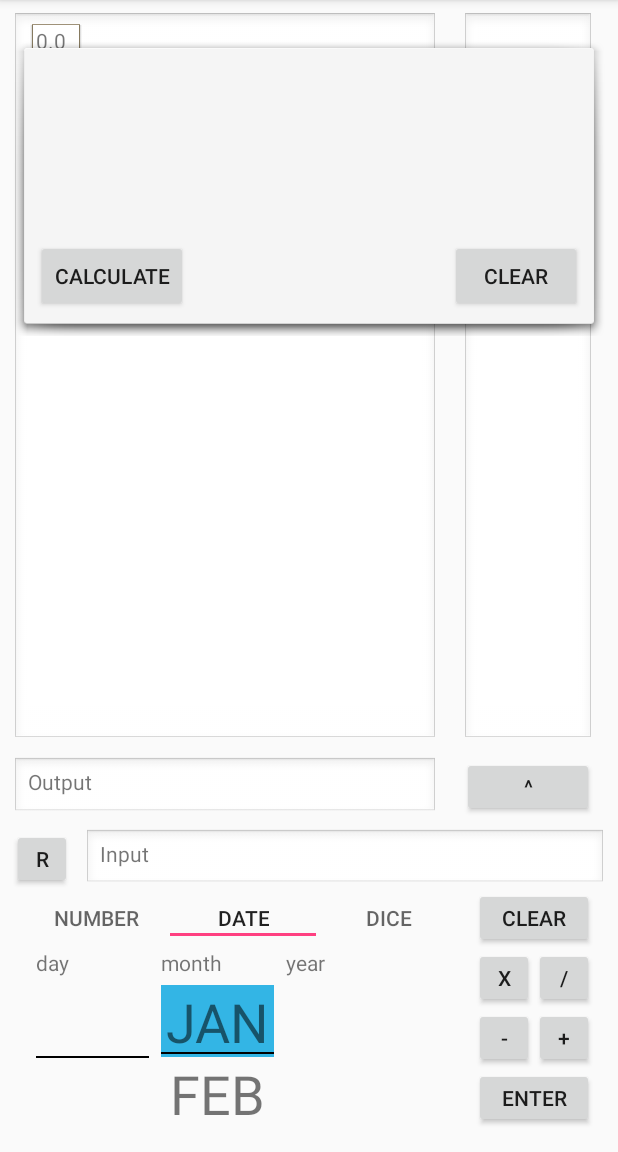
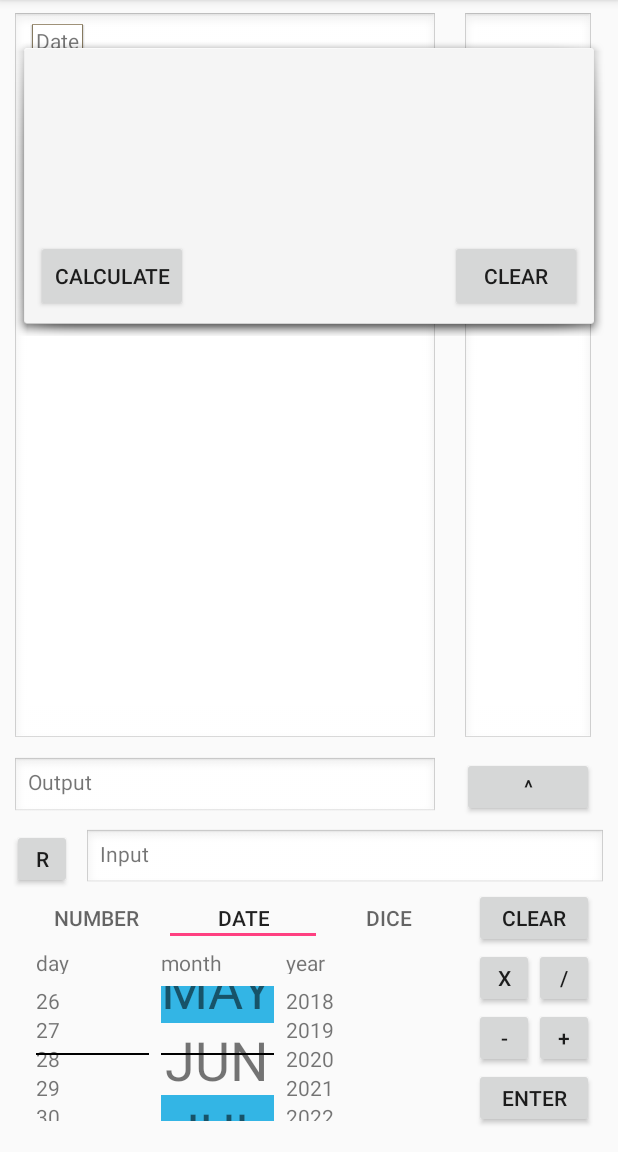
Before and after one commit to rogersai/aiCalc, an Android app: the screen it shows after launch (MainActivity), tab 2 chosen, on a phone screen of 412 x 824 dp, the part 84-1236 px from its top. Run offline under Robolectric (Android 15) with nearby library versions, the phone set to English and light mode, and no system bars; our stand-ins replace Dagger/Hilt's generated code; libraries missing offline, so code that uses them is left out: com.j256.ormlite; 1 statement that could not run was skipped.

Commit message:
Date parsing implemented

```diff
--- a/app/src/main/java/com/rogersai/aicalc/Evaluator.java
+++ b/app/src/main/java/com/rogersai/aicalc/Evaluator.java
@@ -1,5 +1,6 @@
 package com.rogersai.aicalc;
 
+import com.rogersai.aicalc.backend.evaluator.Caster;
 import com.rogersai.aicalc.backend.evaluator.EvaluatorModule;
 import com.rogersai.aicalc.backend.evaluator.InputEvaluator;
 
@@ -11,4 +12,5 @@ import dagger.Component;
 @Component(modules = EvaluatorModule.class)
 public interface Evaluator {
     InputEvaluator input();
+    Caster caster();
 }
--- a/app/src/main/java/com/rogersai/aicalc/MainActivity.java
+++ b/app/src/main/java/com/rogersai/aicalc/MainActivity.java
@@ -4,38 +4,23 @@ import android.support.constraint.ConstraintLayout;
 import android.support.v4.app.Fragment;
 import android.support.v4.app.FragmentManager;
 import android.support.v4.app.FragmentTransaction;
-import android.support.v4.view.ViewPager;
 import android.support.v7.app.AppCompatActivity;
 import android.os.Bundle;
-import android.view.LayoutInflater;
 import android.view.View;
-import android.view.ViewGroup;
 import android.widget.Button;
 import android.widget.LinearLayout;
 
-import com.rogersai.aicalc.atominput.AtomBackend;
+import com.rogersai.aicalc.backend.CalcBackend;
 import com.rogersai.aicalc.atominput.AtomFragment;
-import com.rogersai.aicalc.backend.CalcBackend;
-import com.rogersai.aicalc.cloud.CloudBackend;
 import com.rogersai.aicalc.cloud.CloudFragment;
-import com.rogersai.aicalc.register.RegisterBackend;
 import com.rogersai.aicalc.register.RegisterFragment;
-import com.rogersai.aicalc.symbol.atom.Atom;
 
 
 public class MainActivity extends AppCompatActivity {
     private CalcBackend calc;
-    private AtomFragment atomFragment;
-    private CloudFragment cloudFragment;
-    private RegisterFragment registerFragment;
     private FragmentManager fm;
 
     private LinearLayout tapeStripLayout;
-    private Button toTapeButton, toRegisterButton;
-
-    private Button buttonMultiply, buttonDivide, buttonSubtract, buttonAdd, buttonEnter, buttonClear;
-
-    private ViewPager viewPager;
 
 
     @Override
@@ -46,16 +31,76 @@ public class MainActivity extends AppCompatActivity {
         calc = CalcBackend.newInstance(this);
         fm = getSupportFragmentManager();
 
-        toTapeButton = findViewById(R.id.toTapeButton);
-        toRegisterButton = findViewById(R.id.buttonInputToRegister);
+        setupOperatorPad();
+        setupTape();
+
+        findViewById(R.id.mainLayout).setOnTouchListener(new OnSwipeTouchListener(getApplicationContext()){
+            @Override
+            public void onSwipeLeft() {
+                findViewById(R.id.registerContainer).setVisibility(View.GONE);
+            }
+            @Override
+            public void onSwipeRight() {
+                findViewById(R.id.registerContainer).setVisibility(View.VISIBLE);
+            }
+        });
+
+        CloudFragment cloudFragment = CloudFragment.getInstance();
+        RegisterFragment registerFragment = RegisterFragment.getInstance();
+        AtomFragment atomFragment = AtomFragment.getInstance();
+
+        FragmentTransaction fragmentTransaction = fm.beginTransaction();
+
+        ConstraintLayout cloudContainer = findViewById(R.id.cloudContainer);
+        fragmentTransaction.add(cloudContainer.getId(), cloudFragment, "cloudLayout");
+
+        ConstraintLayout registerContainer = findViewById(R.id.registerContainer);
+        fragmentTransaction.add(registerContainer.getId(), registerFragment, "registerLayout");
+
+        ConstraintLayout tabContainer = findViewById(R.id.tabContainer);
+        fragmentTransaction.add(tabContainer.getId(), atomFragment, "tabLayout");
+
+        fragmentTransaction.commit();
+
+        calc.setCloud(cloudFragment.getCloudBackend());
+        calc.setRegister(registerFragment.getRegisterBackend());
+        calc.setAtomBackend(atomFragment.getAtomBackend());
+
+    }
+    protected void setupTape(){
+        Button toTapeButton = findViewById(R.id.toTapeButton);
+        Button toRegisterButton = findViewById(R.id.buttonInputToRegister);
         tapeStripLayout = findViewById(R.id.tapeStripLayout);
 
-        buttonMultiply = findViewById(R.id.buttonMultiply);
-        buttonDivide= findViewById(R.id.buttonDivide);
-        buttonSubtract= findViewById(R.id.buttonSubtract);
-        buttonAdd= findViewById(R.id.buttonAdd);
-        buttonEnter= findViewById(R.id.buttonEnter);
-        buttonClear= findViewById(R.id.buttonClear);
+        toTapeButton.setOnClickListener(new View.OnClickListener() {
+            @Override
+            public void onClick(View v) {
+                int itemID = 0;
+                FragmentTransaction fragmentTransaction = fm.beginTransaction();
+                Fragment tapeItem= TapeLayoutItem.newInstance(calc.reportInput());
+                if(tapeItem.getArguments() != null) {
+                    itemID = tapeItem.getArguments().getInt("itemID");
+                }
+                System.out.println("tape" + itemID + " added");
+                fragmentTransaction.add(tapeStripLayout.getId(), tapeItem, "tape" + itemID);
+                fragmentTransaction.commit();
+            }
+        });
+
+        toRegisterButton.setOnClickListener(new View.OnClickListener() {
+            @Override
+            public void onClick(View v) {
+                calc.registerInput();
+            }
+        });
+    }
+    protected void setupOperatorPad() {
+        Button buttonMultiply = findViewById(R.id.buttonMultiply);
+        Button buttonDivide = findViewById(R.id.buttonDivide);
+        Button buttonSubtract = findViewById(R.id.buttonSubtract);
+        Button buttonAdd = findViewById(R.id.buttonAdd);
+        Button buttonEnter = findViewById(R.id.buttonEnter);
+        Button buttonClear = findViewById(R.id.buttonClear);
 
         buttonMultiply.setOnClickListener(new View.OnClickListener() {
             @Override
@@ -93,60 +138,6 @@ public class MainActivity extends AppCompatActivity {
                 calc.clear();
             }
         });
-        toTapeButton.setOnClickListener(new View.OnClickListener() {
-            @Override
-            public void onClick(View v) {
-                int itemID = 0;
-                FragmentTransaction fragmentTransaction = fm.beginTransaction();
-                Fragment tapeItem= TapeLayoutItem.newInstance(calc.reportInput());
-                if(tapeItem.getArguments() != null) {
-                    itemID = tapeItem.getArguments().getInt("itemID");
-                }
-                System.out.println("tape" + itemID + " added");
-                fragmentTransaction.add(tapeStripLayout.getId(), tapeItem, "tape" + itemID);
-                fragmentTransaction.commit();
-            }
-        });
-        toRegisterButton.setOnClickListener(new View.OnClickListener() {
-            @Override
-            public void onClick(View v) {
-                calc.registerInput();
-            }
-        });
-        findViewById(R.id.mainLayout).setOnTouchListener(new OnSwipeTouchListener(getApplicationContext()){
-            @Override
-            public void onSwipeLeft() {
-                findViewById(R.id.registerContainer).setVisibility(View.GONE);
-            }
-            @Override
-            public void onSwipeRight() {
-                findViewById(R.id.registerContainer).setVisibility(View.VISIBLE);
-            }
-        });
-        cloudFragment = CloudFragment.getInstance();
-        registerFragment = RegisterFragment.getInstance();
-        atomFragment = AtomFragment.getInstance();
-
-        FragmentTransaction fragmentTransaction = fm.beginTransaction();
-
-        ConstraintLayout cloudContainer = (ConstraintLayout) findViewById(R.id.cloudContainer);
-        Fragment cf = (Fragment) cloudFragment;
-        fragmentTransaction.add(cloudContainer.getId(), cf, "cloudLayout");
-
-        ConstraintLayout registerContainer = (ConstraintLayout) findViewById(R.id.registerContainer);
-        Fragment rf = (Fragment) registerFragment;
-        fragmentTransaction.add(registerContainer.getId(), rf, "registerLayout");
-
-        ConstraintLayout tabContainer = (ConstraintLayout) findViewById(R.id.tabContainer);
-        Fragment af = (Fragment) atomFragment;
-        fragmentTransaction.add(tabContainer.getId(), af, "tabLayout");
-
-        fragmentTransaction.commit();
-
-        calc.setCloud(cloudFragment.getCloudBackend());
-        calc.setRegister(registerFragment.getRegisterBackend());
-        calc.setAtomBackend(atomFragment.getAtomBackend());
-
     }
 
 }
--- a/app/src/main/java/com/rogersai/aicalc/atominput/DateAtomTab.java
+++ b/app/src/main/java/com/rogersai/aicalc/atominput/DateAtomTab.java
@@ -2,6 +2,10 @@ package com.rogersai.aicalc.atominput;
 
 import android.graphics.Rect;
 import android.os.Bundle;
+import android.support.constraint.ConstraintLayout;
+import android.support.v4.app.Fragment;
+import android.support.v4.app.FragmentManager;
+import android.support.v4.app.FragmentTransaction;
 import android.view.LayoutInflater;
 import android.view.View;
 import android.view.ViewGroup;
@@ -15,14 +19,28 @@ import com.rogersai.aicalc.AtomTab;
 import com.rogersai.aicalc.CloudGenerator;
 import com.rogersai.aicalc.R;
 import com.rogersai.aicalc.backend.CalcBackend;
+import com.rogersai.aicalc.symbol.atom.DateAtom;
 
+import org.w3c.dom.Text;
+
+import java.time.LocalDate;
+import java.time.ZoneId;
 import java.util.ArrayList;
+import java.util.Calendar;
+import java.util.Date;
+import java.util.GregorianCalendar;
 
 public class DateAtomTab extends AtomTab implements CloudGenerator{
     private CalcBackend calc;
+    private FragmentManager fm;
 
-    private ScrollView monthPicker;
-    private LinearLayout monthList;
+    private ScrollView dayPicker, monthPicker, yearPicker;
+
+    private LinearLayout dayList, monthList, yearList;
+
+    private TextView dayView, monthView, yearView;
+
+    private ConstraintLayout dateViewLayout;
 
     private static DateAtomTab instance;
 //    private TextView inputView, outputView;
@@ -38,26 +56,126 @@ public class DateAtomTab extends AtomTab implements CloudGenerator{
     @Override
     public View onCreateView(LayoutInflater inflater, ViewGroup container, Bundle savedInstanceState) {
         View view = inflater.inflate(R.layout.date_atom_tab, container, false) ;
+
+        fm = getActivity().getSupportFragmentManager();
+
+        dayPicker = view.findViewById(R.id.dayPicker);
         monthPicker = view.findViewById(R.id.monthPicker);
+        yearPicker = view.findViewById(R.id.yearPicker);
+
+        dayList = view.findViewById(R.id.dayList);
         monthList = view.findViewById(R.id.monthList);
+        yearList = view.findViewById(R.id.yearList);
 
+        dayView = view.findViewById(R.id.dayView);
+        monthView = view.findViewById(R.id.monthView);
+        yearView = view.findViewById(R.id.yearView);
+
+        dateViewLayout = view.findViewById(R.id.dateViewLayout);
+
+        dayList.setOnClickListener(new View.OnClickListener() {
+            @Override
+            public void onClick(View v) {
+                String selected = getSelectedSpinnerItem(dayList, dayPicker);
+                dayView.setText(selected);
+
+            }
+        });
+        monthList.setOnClickListener(new View.OnClickListener() {
+            @Override
+            public void onClick(View v) {
+                String selected = getSelectedSpinnerItem(monthList, monthPicker);
+                monthView.setText(selected);
+
+            }
+        });
+        yearList.setOnClickListener(new View.OnClickListener() {
+            @Override
+            public void onClick(View v) {
+                String selected = getSelectedSpinnerItem(yearList, yearPicker);
+                yearView.setText(selected);
+
+            }
+        });
+        dateViewLayout.setOnClickListener(new View.OnClickListener() {
+            @Override
+            public void onClick(View v) {
+                input();
+            }
+        });
         calc = CalcBackend.getInstance();
+
+        initialize();
 
         return view;
     }
 
+    private void initialize() {
+        final GregorianCalendar gc = new GregorianCalendar();
+
+        for (int i = 1; i < 32; i++) {
+            TextView dayView = new TextView(getContext());
+            dayView.setText(Integer.toString(i));
+            dayList.addView(dayView);
+        }
+
+        dayList.measure(ViewGroup.LayoutParams.WRAP_CONTENT, ViewGroup.LayoutParams.WRAP_CONTENT);
+        System.out.println("Daylist height: " + dayList.getMeasuredHeight());
+//        System.out.println("Scroll to: " + Math.round( (float) day / 30.0f * dayList.getMeasuredHeight()));
+//        dayPicker.scrollTo(0, Math.round(dayList.getY() + dayList.getMeasuredHeight() /2) );
+        dayPicker.post(new Runnable() {
+            @Override
+            public void run() {
+                int day = gc.get(gc.DAY_OF_MONTH);
+                dayPicker.scrollTo(0, Math.round( (float) day / 31.0f * dayList.getMeasuredHeight()));
+            }
+        });
+//        for (int i = 0; i < 3000; i++) {
+//            TextView monthView = new TextView(getContext());
+//            monthView.setText(Integer.toString(i));
+//            monthList.addView(monthView);
+//        }
+        monthPicker.post(new Runnable() {
+            @Override
+            public void run() {
+                int month = gc.get(gc.MONTH);
+                monthPicker.scrollTo(0, Math.round( month / 12.0f *  monthList.getMeasuredHeight() ));
+            }
+        });
+
+
+        int year = gc.get(gc.YEAR);
+        for (int i = year - 100; i < year + 100; i++) {
+            TextView yearView = new TextView(getContext());
+            yearView.setText(Integer.toString(i));
+            yearList.addView(yearView);
+        }
+        yearPicker.post(new Runnable() {
+            @Override
+            public void run() {
+                yearPicker.scrollTo(0, Math.round( yearList.getMeasuredHeight() / 2));
+            }
+        });
+    }
     @Override
     public ArrayList<String> generateCloudItems() {
         ArrayList<String> cloudList = new ArrayList<>();
         cloudList.add("Date");
-        System.out.println(getSelectedMonth());
+        System.out.print(getSelectedSpinnerItem(dayList, dayPicker));
+        System.out.print(getSelectedSpinnerItem(monthList, monthPicker));
+        System.out.println(getSelectedSpinnerItem(yearList, yearPicker));
         return cloudList;
     }
 
-    private String getSelectedMonth() {
-        for(int i = 0; i < monthList.getChildCount(); i  ++){
-            if(isCenteredInView(monthList.getChildAt(i), monthPicker)) {
-                return ((TextView)monthList.getChildAt(i)).getText().toString();
+    public void input(){
+        String date = dayView.getText().toString() + monthView.getText().toString() + yearView.getText().toString();
+        calc.input(date);
+    }
+
+    private String getSelectedSpinnerItem(LinearLayout list, ScrollView scroll) {
+        for(int i = 0; i < list.getChildCount(); i  ++){
+            if(isCenteredInView(list.getChildAt(i), scroll)) {
+                return ((TextView)list.getChildAt(i)).getText().toString();
             }
         }
         return "ERR";
--- a/app/src/main/java/com/rogersai/aicalc/backend/CalcBackend.java
+++ b/app/src/main/java/com/rogersai/aicalc/backend/CalcBackend.java
@@ -160,7 +160,7 @@ public class CalcBackend extends Fragment{
     public void repopulateCloud() {
 //        try {
             clearCloud();
-//        inputTabsToCloud();
+        inputTabsToCloud();
             // TODO: Input Cloud
             outputToCloud();
 //        } catch (NullPointerException e) {
--- a/app/src/main/java/com/rogersai/aicalc/backend/evaluator/EvaluatorModule.java
+++ b/app/src/main/java/com/rogersai/aicalc/backend/evaluator/EvaluatorModule.java
@@ -10,4 +10,7 @@ public class EvaluatorModule {
     @Provides @Singleton static InputEvaluator provideInputEvaluator() {
         return new InputEvaluator();
     }
+    @Provides @Singleton static Caster provideCaster() {
+        return new Caster();
+    }
 }
--- a/app/src/main/java/com/rogersai/aicalc/backend/parser/AtomParser.java
+++ b/app/src/main/java/com/rogersai/aicalc/backend/parser/AtomParser.java
@@ -1,17 +1,59 @@
 package com.rogersai.aicalc.backend.parser;
 
 import com.rogersai.aicalc.symbol.atom.Atom;
+import com.rogersai.aicalc.symbol.atom.DateAtom;
 import com.rogersai.aicalc.symbol.atom.NumberAtom;
 
+import java.util.ArrayList;
+import java.util.Arrays;
+
 public class AtomParser {
+    public static final ArrayList<String> MONTHS = new ArrayList<>(Arrays.asList("NON", "JAN", "FEB", "MAR", "APR", "MAY", "JUN", "JUL", "AUG", "SEP", "OCT", "NOV", "DEC"));
+
     public Atom parse(String input){
-        double value = 0;
+        Atom atom = parseDate(input);
+        if (atom != null) {
+            return atom;
+        }
+        atom = parseNumber(input);
+        if (atom != null) {
+            return atom;
+        }
+        atom = new Atom();
+        return atom;
+    }
+
+    public NumberAtom parseNumber(String input) {
+        NumberAtom atom = null;
         try {
-            value = Double.parseDouble(input);
+            double value = Double.parseDouble(input);
+            atom = new NumberAtom(value);
         } catch(NumberFormatException e) {
-            System.out.println("Exception: " + e.getMessage());
+            System.out.println("Number parse Exception: " + e.getMessage());
         }
-        Atom atom  = new NumberAtom(value);
+        return atom;
+    }
+
+    public DateAtom parseDate(String input) {
+        //TODO: Finish implementation
+        DateAtom atom = null;
+        try {
+            if (input.matches("\\d{2}[a-zA-Z]{3}\\d{4}")){
+//                System.out.print("Successful date format match: ");
+                int day = Integer.parseInt(input.substring(0,2));
+//                System.out.print(day + " ");
+                String monthString = input.substring(2,5).toUpperCase();
+//                System.out.print(monthString + " ");
+                int month = MONTHS.indexOf(monthString);
+//                System.out.print(month + " ");
+                int year = Integer.parseInt(input.substring(5,9));
+//                System.out.println(year);
+
+                atom = new DateAtom(day, month, year);
+            }
+        } catch(NumberFormatException e) {
+            System.out.println("Date parse Exception: " + e.getMessage());
+        }
         return atom;
     }
 }
--- a/app/src/main/java/com/rogersai/aicalc/symbol/atom/NumberAtom.java
+++ b/app/src/main/java/com/rogersai/aicalc/symbol/atom/NumberAtom.java
@@ -10,12 +10,14 @@ public class NumberAtom extends Atom{
         super();
         type = "number";
         this.value = (double) value;
+//        System.out.println("Value: " + value);
     }
 
     public NumberAtom(double value) {
         super();
         type = "number";
         this.value = value;
+//        System.out.println("Value: " + value);
     }
 
     @Override
@@ -35,7 +37,9 @@ public class NumberAtom extends Atom{
         if (this == o) return true;
         if (o == null || getClass() != o.getClass()) return false;
         NumberAtom that = (NumberAtom) o;
-        return Double.compare(that.value, value) == 0;
+//        System.out.println("This: " + getValue());
+//        System.out.println("That: " + that.getValue());
+        return Double.compare(that.getValue(), getValue()) == 0;
     }
 
     @Override
--- a/app/src/main/res/layout/date_atom_tab.xml
+++ b/app/src/main/res/layout/date_atom_tab.xml
@@ -5,28 +5,15 @@
     android:layout_width="match_parent"
     android:layout_height="wrap_content">
 
-    <TextView
-        android:id="@+id/textView19"
-        android:layout_width="75dp"
-        android:layout_height="wrap_content"
-        android:layout_marginStart="8dp"
-        android:layout_marginTop="8dp"
-        android:text="year"
-        app:layout_constraintStart_toEndOf="@+id/textView18"
-        app:layout_constraintTop_toTopOf="parent" />
+    <android.support.constraint.ConstraintLayout
+        android:id="@+id/dateViewLayout"
+        android:layout_width="wrap_content"
+        android:layout_height="25dp"
+        app:layout_constraintStart_toStartOf="parent"
+        app:layout_constraintTop_toTopOf="parent">
 
         <TextView
-        android:id="@+id/textView18"
-        android:layout_width="75dp"
-        android:layout_height="wrap_content"
-        android:layout_marginStart="8dp"
-        android:layout_marginTop="8dp"
-        android:text="month"
-        app:layout_constraintStart_toEndOf="@+id/textView17"
-        app:layout_constraintTop_toTopOf="parent" />
-
-    <TextView
-        android:id="@+id/textView17"
+            android:id="@+id/dayView"
             android:layout_width="75dp"
             android:layout_height="wrap_content"
             android:layout_marginStart="8dp"
@@ -35,6 +22,27 @@
             app:layout_constraintStart_toStartOf="parent"
             app:layout_constraintTop_toTopOf="parent" />
 
+        <TextView
+            android:id="@+id/monthView"
+            android:layout_width="75dp"
+            android:layout_height="wrap_content"
+            android:layout_marginStart="8dp"
+            android:layout_marginTop="8dp"
+            android:text="month"
+            app:layout_constraintStart_toEndOf="@+id/dayView"
+            app:layout_constraintTop_toTopOf="parent" />
+
+        <TextView
+            android:id="@+id/yearView"
+            android:layout_width="75dp"
+            android:layout_height="wrap_content"
+            android:layout_marginStart="8dp"
+            android:layout_marginTop="8dp"
+            android:text="year"
+            app:layout_constraintStart_toEndOf="@+id/monthView"
+            app:layout_constraintTop_toTopOf="parent" />
+    </android.support.constraint.ConstraintLayout>
+
     <ScrollView
         android:id="@+id/dayPicker"
         android:layout_width="75dp"
@@ -42,7 +50,7 @@
         android:layout_marginStart="8dp"
         android:layout_marginTop="8dp"
         app:layout_constraintStart_toStartOf="parent"
-        app:layout_constraintTop_toBottomOf="@+id/textView17">
+        app:layout_constraintTop_toBottomOf="@+id/dateViewLayout">
 
         <LinearLayout
             android:id="@+id/dayList"
@@ -64,18 +72,55 @@
         app:layout_constraintStart_toStartOf="@+id/dayPicker"
         app:layout_constraintTop_toTopOf="@+id/dayPicker" />
 
+    <TextView
+        android:id="@+id/textView14"
+        android:layout_width="0dp"
+        android:layout_height="1dp"
+        android:layout_marginBottom="8dp"
+        android:layout_marginTop="8dp"
+        android:background="@android:color/black"
+        app:layout_constraintBottom_toBottomOf="@+id/monthPicker"
+        app:layout_constraintEnd_toEndOf="@+id/monthPicker"
+        app:layout_constraintHorizontal_bias="0.0"
+        app:layout_constraintStart_toStartOf="@+id/monthPicker"
+        app:layout_constraintTop_toTopOf="@+id/monthPicker" />
+
+    <ScrollView
+        android:id="@+id/yearPicker"
+        android:layout_width="75dp"
+        android:layout_height="90dp"
+        android:layout_marginStart="8dp"
+        android:layout_marginTop="8dp"
+        app:layout_constraintStart_toEndOf="@+id/monthPicker"
+        app:layout_constraintTop_toBottomOf="@+id/dateViewLayout">
+
+        <LinearLayout
+            android:id="@+id/yearList"
+            android:layout_width="match_parent"
+            android:layout_height="wrap_content"
+            android:orientation="vertical" />
+    </ScrollView>
+
+    <TextView
+        android:id="@+id/textView20"
+        android:layout_width="0dp"
+        android:layout_height="0dp"
+        android:text="TextView"
+        app:layout_constraintEnd_toEndOf="@+id/yearPicker"
+        app:layout_constraintHorizontal_bias="1.0"
+        app:layout_constraintStart_toStartOf="@+id/yearPicker"
+        tools:layout_editor_absoluteY="117dp" />
+
     <ScrollView
         android:id="@+id/monthPicker"
         android:layout_width="75dp"
         android:layout_height="90dp"
-        android:layout_marginBottom="8dp"
         android:layout_marginStart="8dp"
         android:layout_marginTop="8dp"
         android:scrollbarAlwaysDrawHorizontalTrack="false"
         android:scrollbarSize="0sp"
-        app:layout_constraintBottom_toBottomOf="parent"
-        app:layout_constraintStart_toEndOf="@+id/dayPicker"
-        app:layout_constraintTop_toBottomOf="@+id/textView18">
+        app:layout_constraintStart_toEndOf="@+id/textView16"
+        app:layout_constraintTop_toBottomOf="@+id/dateViewLayout">
 
         <LinearLayout
             android:id="@+id/monthList"
@@ -199,43 +244,4 @@
         </LinearLayout>
     </ScrollView>
 
-    <TextView
-        android:id="@+id/textView14"
-        android:layout_width="0dp"
-        android:layout_height="1dp"
-        android:layout_marginBottom="8dp"
-        android:layout_marginTop="8dp"
-        android:background="@android:color/black"
-        app:layout_constraintBottom_toBottomOf="@+id/monthPicker"
-        app:layout_constraintEnd_toEndOf="@+id/monthPicker"
-        app:layout_constraintHorizontal_bias="0.0"
-        app:layout_constraintStart_toStartOf="@+id/monthPicker"
-        app:layout_constraintTop_toTopOf="@+id/monthPicker" />
-
-    <ScrollView
-        android:id="@+id/yearPicker"
-        android:layout_width="75dp"
-        android:layout_height="90dp"
-        android:layout_marginStart="8dp"
-        android:layout_marginTop="8dp"
-        app:layout_constraintStart_toEndOf="@+id/textView14"
-        app:layout_constraintTop_toBottomOf="@+id/textView19">
-
-        <LinearLayout
-            android:id="@+id/yearList"
-            android:layout_width="match_parent"
-            android:layout_height="wrap_content"
-            android:orientation="vertical" />
-    </ScrollView>
-
-    <TextView
-        android:id="@+id/textView20"
-        android:layout_width="0dp"
-        android:layout_height="0dp"
-        android:text="TextView"
-        app:layout_constraintEnd_toEndOf="@+id/yearPicker"
-        app:layout_constraintHorizontal_bias="1.0"
-        app:layout_constraintStart_toStartOf="@+id/yearPicker"
-        tools:layout_editor_absoluteY="117dp" />
-
 </android.support.constraint.ConstraintLayout>
```
Also changed, not shown: app/src/main/java/com/rogersai/aicalc/Spinner.java (added, +54 -0 lines), app/src/main/java/com/rogersai/aicalc/backend/evaluator/Caster.java (added, +24 -0 lines), app/src/main/java/com/rogersai/aicalc/symbol/atom/DateAtom.java (+36 -6 lines), 1 other file. Lines whose indentation alone changed are shown as unchanged.
